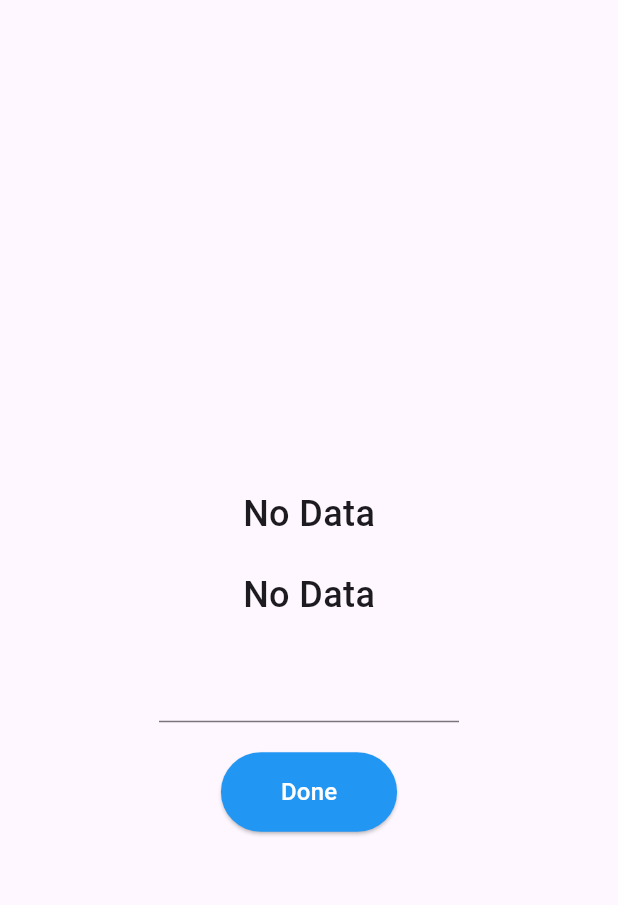
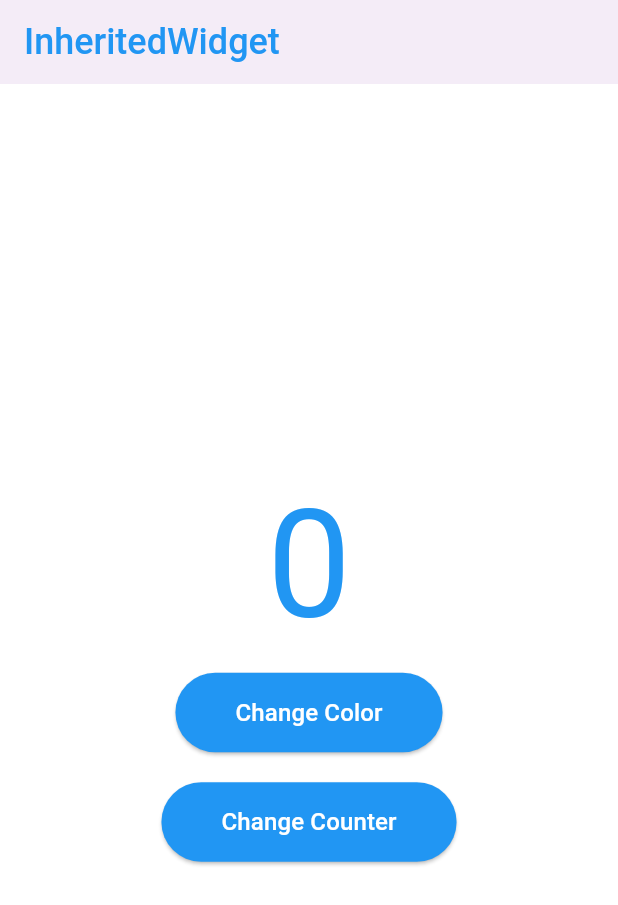
Before and after one commit to thedev97/Master-in-Flutter, a Flutter app: the screen it shows after launch, on a phone screen of 412 x 824 dp. Shown: the top 905 px of the screen. Run offline on Flutter 3.47's test engine with Material 3 defaults, Android fonts, the phone set to English and light mode, and no system bars; our stand-ins replace equatable, get_it.

Commit message:
inheriteed widget done

```diff
--- /dev/null
+++ b/lib/InheritedWidget/Models/core_state.dart
@@ -0,0 +1,22 @@
+import 'package:flutter/material.dart';
+
+class CoreState {
+  final int counter;
+  final Color bgColor;
+
+  CoreState({this.counter = 0, this.bgColor = Colors.white});
+
+  CoreState copy({int? counter, Color? bgColor}) => CoreState(
+      counter: counter ?? this.counter, bgColor: bgColor ?? this.bgColor);
+
+  @override
+  bool operator ==(Object other) =>
+      identical(this, other) ||
+      other is CoreState &&
+          runtimeType == other.runtimeType &&
+          counter == other.counter &&
+          bgColor == other.bgColor;
+
+  @override
+  int get hashCode => counter.hashCode ^ bgColor.hashCode;
+}
--- /dev/null
+++ b/lib/InheritedWidget/Screens/home.dart
@@ -0,0 +1,75 @@
+import 'package:flutter/material.dart';
+import 'package:flutter_interview_ques/InheritedWidget/Screens/colors.dart';
+import 'package:flutter_interview_ques/InheritedWidget/Screens/counter.dart';
+import 'package:flutter_interview_ques/InheritedWidget/state_widget.dart';
+
+class Home extends StatefulWidget {
+  const Home({super.key});
+
+  @override
+  State<Home> createState() => _HomeState();
+}
+
+class _HomeState extends State<Home> {
+  @override
+  Widget build(BuildContext context) {
+    final counter = StateInheritedClass.of(context)?.state.counter;
+    return Scaffold(
+      appBar: AppBar(
+        elevation: 2,
+        title: const Text(
+          'InheritedWidget',
+          style: TextStyle(
+              fontSize: 24, fontWeight: FontWeight.w500, color: Colors.blue),
+        ),
+      ),
+      body: Center(
+        child: Column(
+          mainAxisAlignment: MainAxisAlignment.center,
+          children: [
+            Text(
+              '$counter',
+              style: const TextStyle(
+                  fontSize: 100,
+                  fontWeight: FontWeight.w400,
+                  color: Colors.blue),
+            ),
+            ElevatedButton(
+                style: ElevatedButton.styleFrom(
+                    backgroundColor: Colors.blue,
+                    padding: const EdgeInsets.symmetric(
+                        horizontal: 40, vertical: 15)),
+                onPressed: () {
+                  Navigator.push(
+                      context,
+                      MaterialPageRoute(
+                          builder: (context) => const ColorPage()));
+                },
+                child: const Text('Change Color',
+                    style: TextStyle(
+                        fontSize: 16,
+                        color: Colors.white,
+                        fontWeight: FontWeight.w500))),
+            const SizedBox(height: 20),
+            ElevatedButton(
+                style: ElevatedButton.styleFrom(
+                    backgroundColor: Colors.blue,
+                    padding: const EdgeInsets.symmetric(
+                        horizontal: 40, vertical: 15)),
+                onPressed: () {
+                  Navigator.push(
+                      context,
+                      MaterialPageRoute(
+                          builder: (context) => const CounterPage()));
+                },
+                child: const Text('Change Counter',
+                    style: TextStyle(
+                        fontSize: 16,
+                        color: Colors.white,
+                        fontWeight: FontWeight.w500)))
+          ],
+        ),
+      ),
+    );
+  }
+}
--- /dev/null
+++ b/lib/InheritedWidget/state_widget.dart
@@ -0,0 +1,56 @@
+import 'package:flutter/material.dart';
+import 'package:flutter_interview_ques/InheritedWidget/Models/core_state.dart';
+
+class StateWidget extends StatefulWidget {
+  final Widget child;
+
+  const StateWidget({super.key, required this.child});
+
+  @override
+  State<StateWidget> createState() => StateWidgetState();
+}
+
+class StateWidgetState extends State<StateWidget> {
+  CoreState state =  CoreState();
+
+  void incrementCounter() {
+    final counter = state.counter + 1;
+    final newState = state.copy(counter: counter);
+
+    setState(() => state = newState);
+  }
+
+  void setColor(Color bgColor) {
+    final newState = state.copy(bgColor: bgColor);
+    setState(() => state = newState);
+  }
+
+  void setCounter(int counter) {
+    final newState = state.copy(counter: counter);
+    setState(() => state = newState);
+  }
+
+  @override
+  Widget build(BuildContext context) {
+    return StateInheritedClass(
+        state: state, stateWidget: this, child: widget.child);
+  }
+}
+
+class StateInheritedClass extends InheritedWidget {
+  final CoreState state;
+  final StateWidgetState stateWidget;
+
+  const StateInheritedClass(
+      {super.key,
+      required super.child,
+      required this.state,
+      required this.stateWidget});
+
+  static StateWidgetState? of(BuildContext context) => context
+      .dependOnInheritedWidgetOfExactType<StateInheritedClass>()?.stateWidget;
+
+  @override
+  bool updateShouldNotify(StateInheritedClass oldWidget) =>
+      oldWidget.state != state;
+}
--- a/lib/main.dart
+++ b/lib/main.dart
@@ -1,6 +1,9 @@
 import 'package:flutter/material.dart';
 import 'package:flutter_interview_ques/DependencyInjection/injection_container.dart';
+import 'package:flutter_interview_ques/InheritedWidget/state_widget.dart';
 import 'package:flutter_interview_ques/Streams/my_stream.dart';
+
+import 'InheritedWidget/Screens/home.dart';
 
 void main() {
   setup();
@@ -11,14 +14,22 @@
   const MyApp({super.key});
   @override
   Widget build(BuildContext context) {
+    return StateWidget(
+      child: Builder(
+        builder: (context){
+          final state = StateInheritedClass.of(context)?.state;
           return MaterialApp(
             debugShowCheckedModeBanner: false,
             title: 'Flutter Demo',
             theme: ThemeData(
+              scaffoldBackgroundColor: state?.bgColor,
               colorScheme: ColorScheme.fromSeed(seedColor: Colors.deepPurple),
               useMaterial3: true,
             ),
-      home: const MyStreamClass(),
+            home: const Home(),
+          );
+        }
+      ),
     );
   }
 }
```
Also changed, not shown: lib/InheritedWidget/Screens/colors.dart (added, +51 -0 lines), lib/InheritedWidget/Screens/counter.dart (added, +114 -0 lines), lib/InheritedWidget/inherited_widget.dart (deleted), 1 other file. Lines whose indentation alone changed are shown as unchanged.
